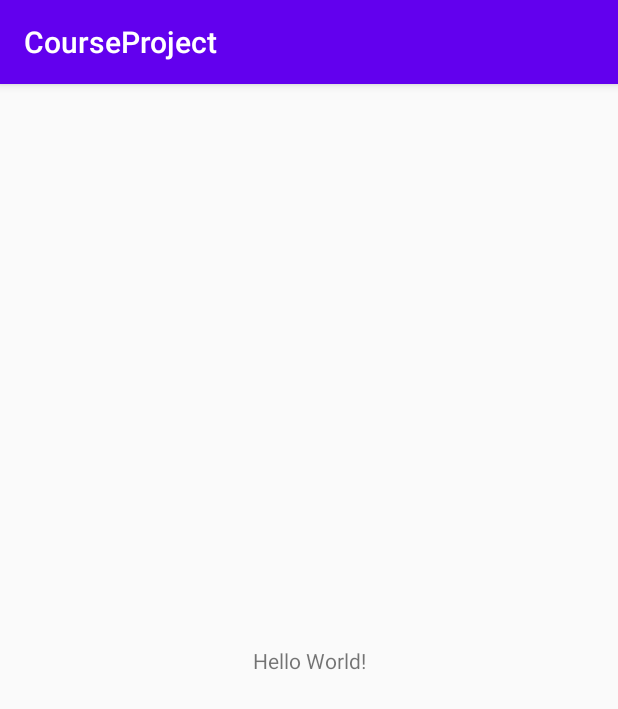
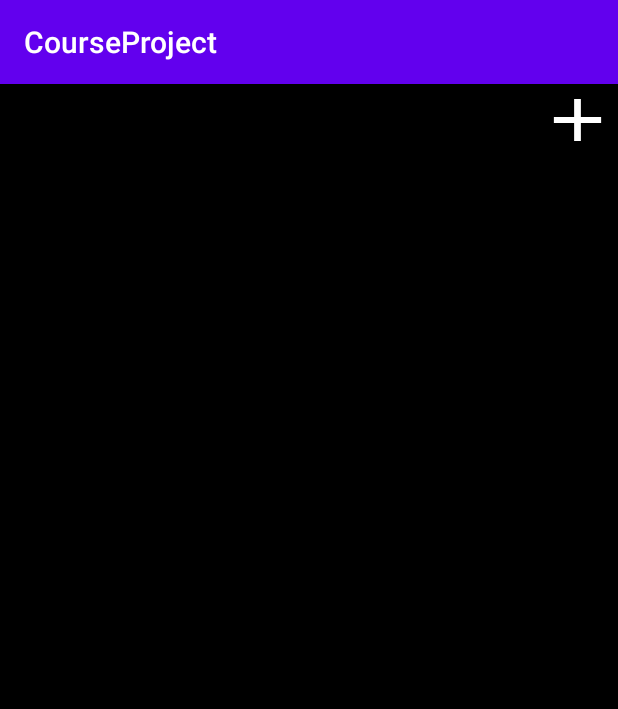
Before and after one commit to DMIT2504/dmit2504-e01-spring2020term-courseproject-Kononenkomg, an Android app: the screen it shows after launch (MainActivity), on a phone screen of 412 x 824 dp. Shown: the top 709 px of the screen. Run offline under Robolectric (Android 15) with nearby library versions, the phone set to English and light mode, and no system bars.

Commit message:
main design

```diff
--- a/CourseProjectMaksymKononenko/app/src/main/AndroidManifest.xml
+++ b/CourseProjectMaksymKononenko/app/src/main/AndroidManifest.xml
@@ -12,6 +12,7 @@
         android:supportsRtl="true"
         android:theme="@style/AppTheme"
         android:usesCleartextTraffic="true">
+        <activity android:name=".AddDeleteStocks"></activity>
         <activity android:name=".MainActivity">
             <intent-filter>
                 <action android:name="android.intent.action.MAIN" />
--- /dev/null
+++ b/CourseProjectMaksymKononenko/app/src/main/java/ca/nait/dmit2504/courseproject/AddDeleteStocks.java
@@ -0,0 +1,14 @@
+package ca.nait.dmit2504.courseproject;
+
+import androidx.appcompat.app.AppCompatActivity;
+
+import android.os.Bundle;
+
+public class AddDeleteStocks extends AppCompatActivity {
+
+    @Override
+    protected void onCreate(Bundle savedInstanceState) {
+        super.onCreate(savedInstanceState);
+        setContentView(R.layout.activity_add_delete_stocks);
+    }
+}
--- /dev/null
+++ b/CourseProjectMaksymKononenko/app/src/main/res/drawable/ic_baseline_add_24.xml
@@ -0,0 +1,5 @@
+<vector android:height="24dp" android:tint="#FFFFFF"
+    android:viewportHeight="24" android:viewportWidth="24"
+    android:width="24dp" xmlns:android="http://schemas.android.com/apk/res/android">
+    <path android:fillColor="@android:color/white" android:pathData="M19,13h-6v6h-2v-6H5v-2h6V5h2v6h6v2z"/>
+</vector>
--- /dev/null
+++ b/CourseProjectMaksymKononenko/app/src/main/res/layout/activity_add_delete_stocks.xml
@@ -0,0 +1,9 @@
+<?xml version="1.0" encoding="utf-8"?>
+<androidx.constraintlayout.widget.ConstraintLayout xmlns:android="http://schemas.android.com/apk/res/android"
+    xmlns:app="http://schemas.android.com/apk/res-auto"
+    xmlns:tools="http://schemas.android.com/tools"
+    android:layout_width="match_parent"
+    android:layout_height="match_parent"
+    tools:context=".AddDeleteStocks">
+
+</androidx.constraintlayout.widget.ConstraintLayout>
--- a/CourseProjectMaksymKononenko/app/src/main/res/layout/activity_main.xml
+++ b/CourseProjectMaksymKononenko/app/src/main/res/layout/activity_main.xml
@@ -1,18 +1,34 @@
 <?xml version="1.0" encoding="utf-8"?>
-<androidx.constraintlayout.widget.ConstraintLayout xmlns:android="http://schemas.android.com/apk/res/android"
+<LinearLayout xmlns:android="http://schemas.android.com/apk/res/android"
     xmlns:app="http://schemas.android.com/apk/res-auto"
     xmlns:tools="http://schemas.android.com/tools"
     android:layout_width="match_parent"
     android:layout_height="match_parent"
-    tools:context=".MainActivity">
+    android:orientation="vertical"
+    tools:context=".MainActivity"
+    android:background="@color/colorBlack">
 
-    <TextView
-        android:layout_width="wrap_content"
+    <LinearLayout
+        android:layout_width="match_parent"
         android:layout_height="wrap_content"
-        android:text="Hello World!"
-        app:layout_constraintBottom_toBottomOf="parent"
-        app:layout_constraintLeft_toLeftOf="parent"
-        app:layout_constraintRight_toRightOf="parent"
-        app:layout_constraintTop_toTopOf="parent" />
+        android:orientation="horizontal">
 
-</androidx.constraintlayout.widget.ConstraintLayout>
+        <TextView
+            android:id="@+id/textView"
+            android:layout_width="392dp"
+            android:layout_height="wrap_content"
+            android:layout_weight="1"
+            android:text="TextView" />
+
+        <Button
+            android:id="@+id/button"
+            android:layout_width="wrap_content"
+            android:layout_height="wrap_content"
+            android:layout_weight="1"
+            android:background="@drawable/ic_baseline_add_24"/>
+    </LinearLayout>
+
+    <ListView
+        android:layout_width="match_parent"
+        android:layout_height="match_parent" />
+</LinearLayout>
--- a/CourseProjectMaksymKononenko/app/src/main/res/values/colors.xml
+++ b/CourseProjectMaksymKononenko/app/src/main/res/values/colors.xml
@@ -3,4 +3,5 @@
     <color name="colorPrimary">#6200EE</color>
     <color name="colorPrimaryDark">#3700B3</color>
     <color name="colorAccent">#03DAC5</color>
+    <color name="colorBlack">#000000</color>
 </resources>
```
